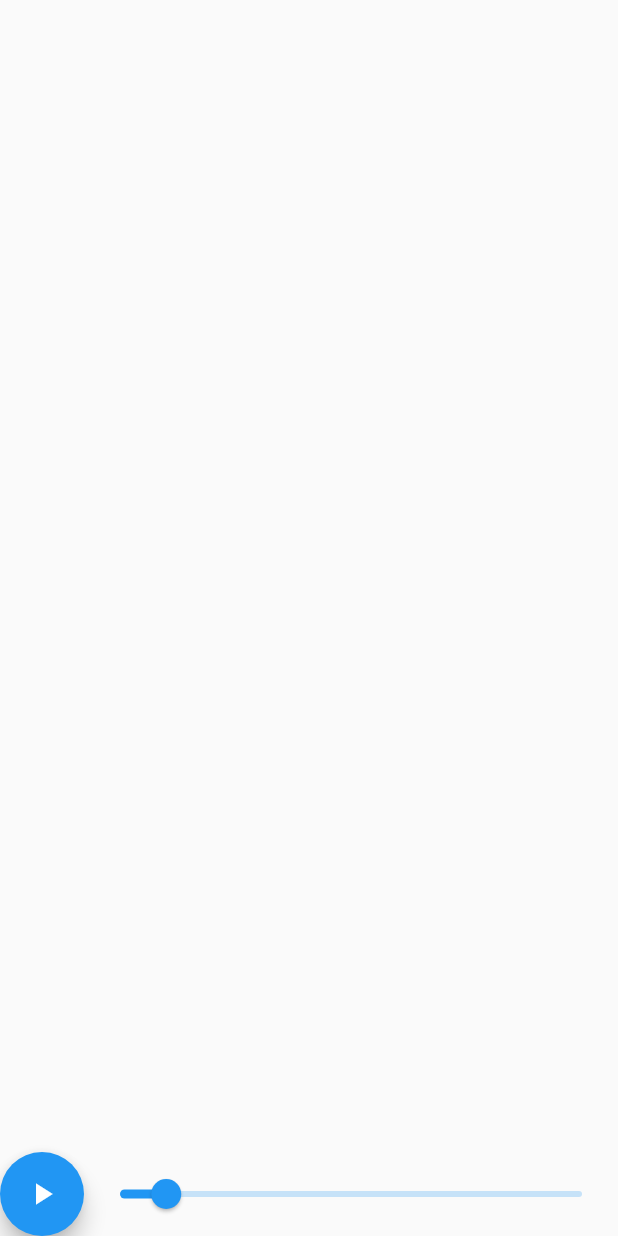
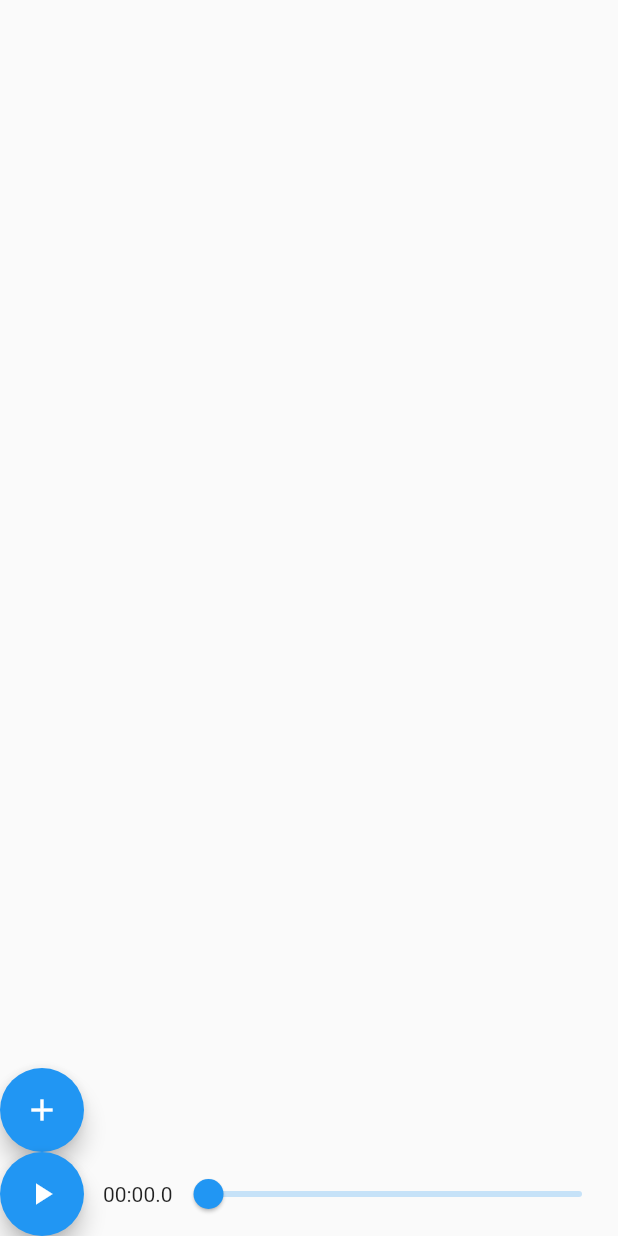
Before and after one commit to cliffanet/rwled, a Flutter app: the screen it shows after launch, on a phone screen of 412 x 824 dp. Run offline on Flutter 3.47's test engine with Material 2 defaults, Android fonts, the phone set to English and light mode, and no system bars; missing offline and left inert: dart:ffi.

Commit message:
design - воспроизведение и список элементов

```diff
--- a/rwdesign/lib/ctrl.dart
+++ b/rwdesign/lib/ctrl.dart
@@ -1,20 +1,77 @@
+import 'dart:ui';
 import 'package:flutter/material.dart';
+import 'package:rwdesign/player.dart';
+
+int n = 0;
 
 Widget PlaceCtrl() {
-    return Row(children: [
+    final p = Player();
+
+    return ValueListenableBuilder(
+        valueListenable: p.notify,
+        builder: (context, value, widget) {
+            final row = <Widget>[];
+
+            row.add(
+                Row(children: [
+                    FloatingActionButton(
+                        heroTag: 'addelem',
+                        onPressed: () => p.add(PlayerElement('Elem ${n++}')),
+                        child: Icon(Icons.add),
+                    ),
+                ])
+            );
+
+            for (int i = p.cnt-1; i >= 0; i--)
+                row.add(
+                    Row(children: [
+                        SizedBox(
+                            width: 110,
+                            child: Row(children: [
+                                FloatingActionButton.small(
+                                    heroTag: 'elem-${i}',
+                                    onPressed: () => p.del(i),
+                                    child: Icon(Icons.remove),
+                                ),
+                                Text(p.elem(i).title)
+                            ])
+                        )
+                    ])
+                );
+
+            return Column(children: [
+                ...row,
+                Row(children: [
+                    SizedBox(
+                        width: 115,
+                        child: Row(children: [
                             FloatingActionButton(
                                 heroTag: 'play',
-            onPressed: () {
-            },
-            child: Icon(Icons.play_arrow)//Icon(_play == null ? Icons.play_arrow : Icons.stop),
+                                onPressed: p.playtgl,
+                                child: Icon(p.isplay ? Icons.stop : Icons.play_arrow),
+                            ),
+                            Expanded(
+                                child: Text(
+                                    p.timestr,
+                                    textAlign: TextAlign.right,
+                                    style: TextStyle(fontFeatures: [FontFeature.tabularFigures()])
+                                )
+                            )
+                        ])
                     ),
                     Expanded(
                         child: Slider(
-                value: 10,
-                max: 100,
+                            value: p.tm.toDouble(),
+                            //divisions: 10,
+                            max: p.max.toDouble(),
                             onChanged: (double value) {
+                                p.tm = value.floor();
                             },
+                            onChangeStart: (v) => p.stop(),
                         ),
                     ),
+                ])
             ]);
         }
+    );
+}
```
Also changed, not shown: rwdesign/lib/player.dart (added, +93 -0 lines). Lines whose indentation alone changed are shown as unchanged.
